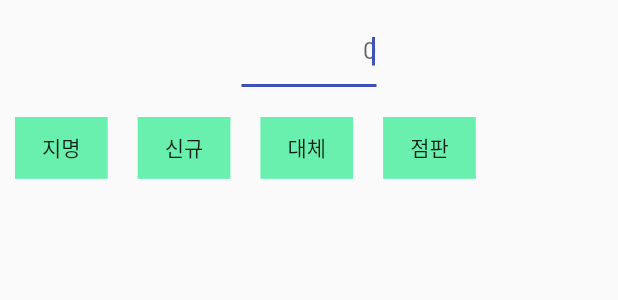
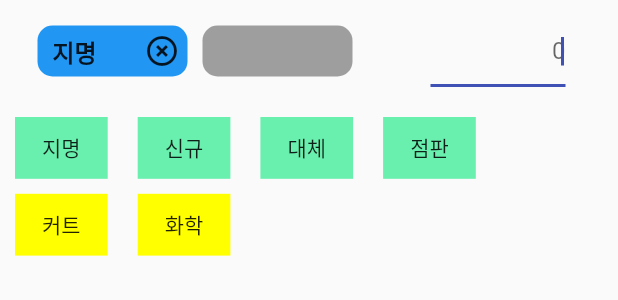
Before and after one commit to kanggo1111/hair_designer_sales_manage, a Flutter app: the AddData widget shown alone on an empty page, opened directly with empty values, after a tap on "지명", on a phone screen of 412 x 824 dp. Shown: the top 300 px of the screen. Run offline on Flutter 3.47's test engine with Material 3 defaults, Android fonts, the phone set to English and light mode, and no system bars; our stand-ins replace currency_text_input_formatter; missing offline and left inert: back_button_interceptor.

Commit message:
modify add data #2
Details:
make simple to add data

TODO:
make simple to add data
i

```diff
--- a/lib/items/add_data_row.dart
+++ b/lib/items/add_data_row.dart
@@ -4,6 +4,9 @@ import 'package:hair_designer_sales_manage/items/my_db.dart';
 import 'package:intl/intl.dart';
 import 'package:currency_text_input_formatter/currency_text_input_formatter.dart';
 import 'item_list.dart';
+
+String _dataTypeString1 = '';
+String _dataTypeString2 = '';
 
 class AddData extends StatefulWidget {
   AddData(this.now, this.refreshDataList, {super.key});
@@ -20,16 +23,24 @@ class _AddDataState extends State<AddData> {
   int _itemPrice = temp_itemPriceList.first;
   final _controller = TextEditingController();
   final _formKey = GlobalKey<FormState>();
-  String _itemType = itemTypeList[0];
+  String _itemType = itemTypeList1[0];
   FocusNode _priceTextFieldFocusNode = FocusNode();
 
-  bool _tryPriceValidation(){
+  bool _tryPriceValidation() {
     final isValid = _formKey.currentState!.validate();
-    if(isValid){
+    if (isValid) {
       _formKey.currentState!.save();
     }
 
     return isValid;
+  }
+
+  @override
+  void initState() {
+    // TODO: implement initState
+    super.initState();
+    _dataTypeString1 = '';
+    _dataTypeString2 = '';
   }
 
   @override
@@ -43,6 +54,22 @@ class _AddDataState extends State<AddData> {
   Widget build(BuildContext context) {
     return Column(
       children: [
+        Divider(height: 0, thickness: 5,color: Colors.indigo,),
+        Row(
+          crossAxisAlignment: CrossAxisAlignment.center,
+          mainAxisAlignment: MainAxisAlignment.spaceBetween,
+          children: [
+            Row(
+              children: [
+                const SizedBox(
+                  width: 20,
+                ),
+                addDataTypeBox(_dataTypeString1, 1),
+                addDataTypeBox(_dataTypeString2, 2)
+              ],
+            ),
+            Row(
+              children: [
                 Container(
                   margin: EdgeInsets.all(10),
                   padding: EdgeInsets.symmetric(horizontal: 5),
@@ -54,13 +81,15 @@ class _AddDataState extends State<AddData> {
                       focusNode: _priceTextFieldFocusNode,
                       controller: _controller,
                       textAlign: TextAlign.end,
-              decoration: InputDecoration(errorStyle: TextStyle(height: 0), hintText: '0'),
+                      decoration: InputDecoration(
+                          errorStyle: TextStyle(height: 0), hintText: '0'),
                       inputFormatters: [
-                FilteringTextInputFormatter(RegExp('[0-9,]'), allow: true),
+                        FilteringTextInputFormatter(RegExp('[0-9,]'),
+                            allow: true),
                         CurrencyTextInputFormatter(
                             locale: 'ko-KR', decimalDigits: 0, symbol: '')
                       ],
-              validator: (value){
+                      validator: (value) {
                         if (value!.isEmpty) {
                           return '';
                         } else {
@@ -71,47 +100,144 @@ class _AddDataState extends State<AddData> {
                         _controller.value = TextEditingValue(text: '');
                       },
                       keyboardType: TextInputType.number,
-              onChanged: (value){
-                if(_controller.value.text.length < 4){
-                  _controller.value = TextEditingValue(text: _controller.value.text + ',000');
+                      onChanged: (value) {
+                        if (_controller.value.text.length < 4) {
+                          _controller.value = TextEditingValue(
+                              text: _controller.value.text + ',000');
                         }
-                _controller.selection = TextSelection.fromPosition(TextPosition(offset: _controller.value.text.length - 4));
+                        _controller.selection = TextSelection.fromPosition(
+                            TextPosition(
+                                offset: _controller.value.text.length - 4));
                       },
-              onSaved: (value) {
+                      onSaved: (value) async{
                         _itemPrice = int.parse(value!.replaceAll(',', ''));
+
+                        Map data = {};
+                        data['date'] = DateFormat('y-MM-dd').format(widget.now);
+                        data['itemType'] = _dataTypeString1;
+                        data['itemName'] = _dataTypeString2;
+                        data['itemPrice'] = _itemPrice;
+
+                        await myDB.writeMyDB(data);
+                        //myDB.resetMyDB();
+
+                        widget.refreshDataList();
                       },
-              onFieldSubmitted: (value){
+                      onFieldSubmitted: (value) {
                         _tryPriceValidation();
                       },
+                      onEditingComplete: (){},
                     ),
                   ),
                 ),
+                const SizedBox(
+                  width: 20,
+                ),
+              ],
+            )
+          ],
+        ),
         Row(
             children: List.generate(
-              itemTypeList.length,
+          itemTypeList1.length,
           (index) => GestureDetector(
-                    onTap: (){
-                      FocusScope.of(context).requestFocus(_priceTextFieldFocusNode);
-                      _controller.value = TextEditingValue(text: '');
-                      if(_controller.value.text.length != 0){ // 입력한 상태에서 추가 입력하려는 경우
+            onTap: () {
+              if (_controller.value.text.length > 0 && _dataTypeString1.length > 0 && _dataTypeString2.length > 0) {
+                // 입력한 상태에서 추가 입력하려는 경우
                 _tryPriceValidation();
               }
+
+              setState(() {
+                _dataTypeString1 = itemTypeList1[index];
+              });
+              _controller.value = TextEditingValue(text: '');
+              FocusScope.of(context).requestFocus(_priceTextFieldFocusNode);
             },
             child: Container(
               alignment: Alignment.center,
-                      height: MediaQuery.of(context).size.height*0.05,
-                                    width: MediaQuery.of(context).size.width*0.15,
-                                    margin: EdgeInsets.all(10),
+              height: MediaQuery.of(context).size.height * 0.05,
+              width: MediaQuery.of(context).size.width * 0.15,
+              margin: EdgeInsets.fromLTRB(10, 10, 10, 5),
               color: Colors.greenAccent,
-                                    child: Text(itemTypeList[index]),
+              child: Text(itemTypeList1[index]),
             ),
           ),
         )),
-        if (MediaQuery.of(context).viewInsets.bottom > 0)
+        Row(
+            children: List.generate(
+              itemTypeList2.length,
+          (index) => GestureDetector(
+            onTap: () {
+              if (_controller.value.text.length > 0 && _dataTypeString1.length > 0 && _dataTypeString2.length > 0) {
+                // 입력한 상태에서 추가 입력하려는 경우
+                _tryPriceValidation();
+              }
+              setState(() {
+                _dataTypeString2 = itemTypeList2[index];
+              });
+              _controller.value = TextEditingValue(text: '');
+              FocusScope.of(context).requestFocus(_priceTextFieldFocusNode);
+            },
+            child: Container(
+              alignment: Alignment.center,
+              height: MediaQuery.of(context).size.height * 0.05,
+              width: MediaQuery.of(context).size.width * 0.15,
+              margin: EdgeInsets.fromLTRB(10, 5, 10, 10),
+              color: Colors.yellowAccent,
+              child: Text(itemTypeList2[index]),
+            ),
+          ),
+        )),
         SizedBox(
           height: MediaQuery.of(context).viewInsets.bottom,
         )
       ],
+    );
+  }
+}
+
+class addDataTypeBox extends StatefulWidget {
+  addDataTypeBox(this.text, this.itemTypeIndex, {super.key});
+
+  String text;
+  final int itemTypeIndex;
+
+  @override
+  State<addDataTypeBox> createState() => _addDataTypeBoxState();
+}
+
+class _addDataTypeBoxState extends State<addDataTypeBox> {
+  @override
+  Widget build(BuildContext context) {
+    return Container(
+      margin: EdgeInsets.all(5),
+      padding: EdgeInsets.fromLTRB(10, 5, 5, 5),
+      width: 100,
+      decoration: BoxDecoration(
+          borderRadius: BorderRadius.circular(10), color: widget.text.length > 0 ? Colors.blue : Colors.grey),
+      alignment: Alignment.center,
+      child: Row(
+        mainAxisAlignment: MainAxisAlignment.spaceBetween,
+        children: [
+          Text(widget.text, style: TextStyle(fontSize: 16, fontWeight: FontWeight.bold),),
+          IconButton(
+            onPressed: () {
+              setState(() {
+                widget.text = '';
+                if(widget.itemTypeIndex == 1){
+                  _dataTypeString1 = '';
+                }
+                else if(widget.itemTypeIndex == 2){
+                  _dataTypeString2 = '';
+                }
+              });
+            },
+            icon: widget.text.length > 0 ? Icon(Icons.highlight_remove_sharp) : Icon(null),
+            constraints: BoxConstraints(),
+            padding: EdgeInsets.zero,
+          )
+        ],
+      ),
     );
   }
 }
--- a/lib/items/item_list.dart
+++ b/lib/items/item_list.dart
@@ -1,3 +1,4 @@
 List<String> temp_itemNameList = ['커트', '펌', '염색', '오예오예오예오예오예', '커트', '펌', '염색', '커트', '펌', '염색', '커트', '펌', '염색', '커트', '펌', '염색'];
 List<int> temp_itemPriceList = [20000, 56000, 48000, 1000000, 20000, 56000, 48000, 20000, 56000, 48000, 20000, 56000, 48000, 20000, 56000, 48000];
-List<String> itemTypeList = ['지명', '신규', '대체', '점판'];
+List<String> itemTypeList1 = ['지명', '신규', '대체', '점판'];
+List<String> itemTypeList2 = ['커트', '화학'];
```
Also changed, not shown: lib/items/data_list.dart (+7 -5 lines), 1 other file. Lines whose indentation alone changed are shown as unchanged.
